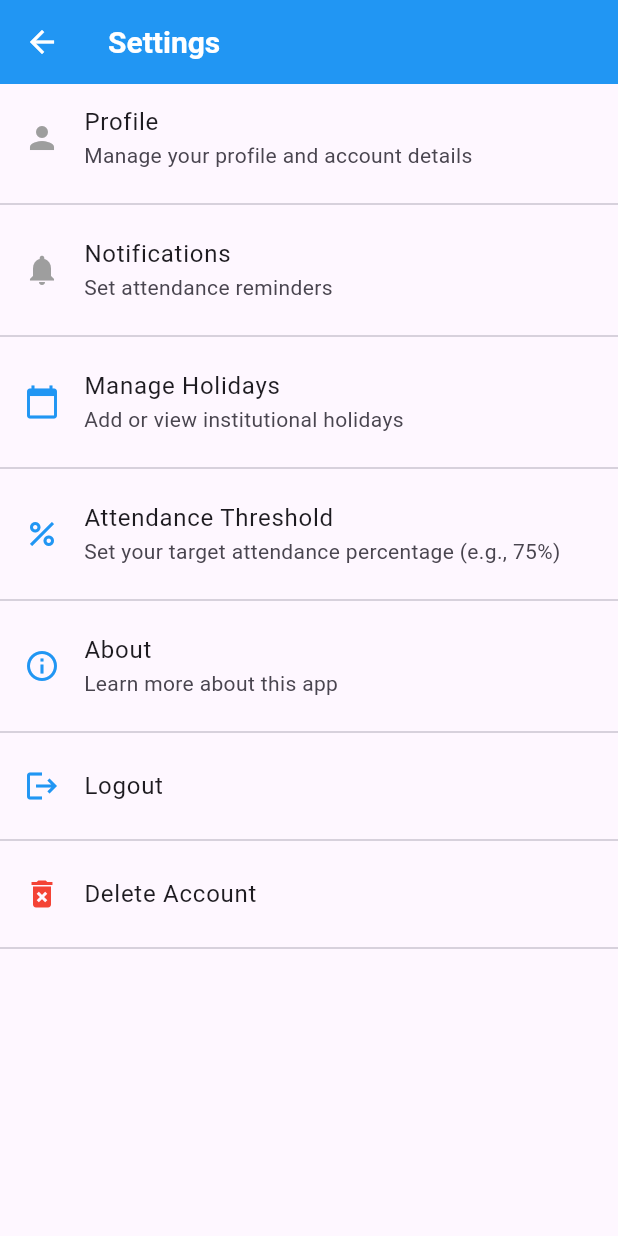
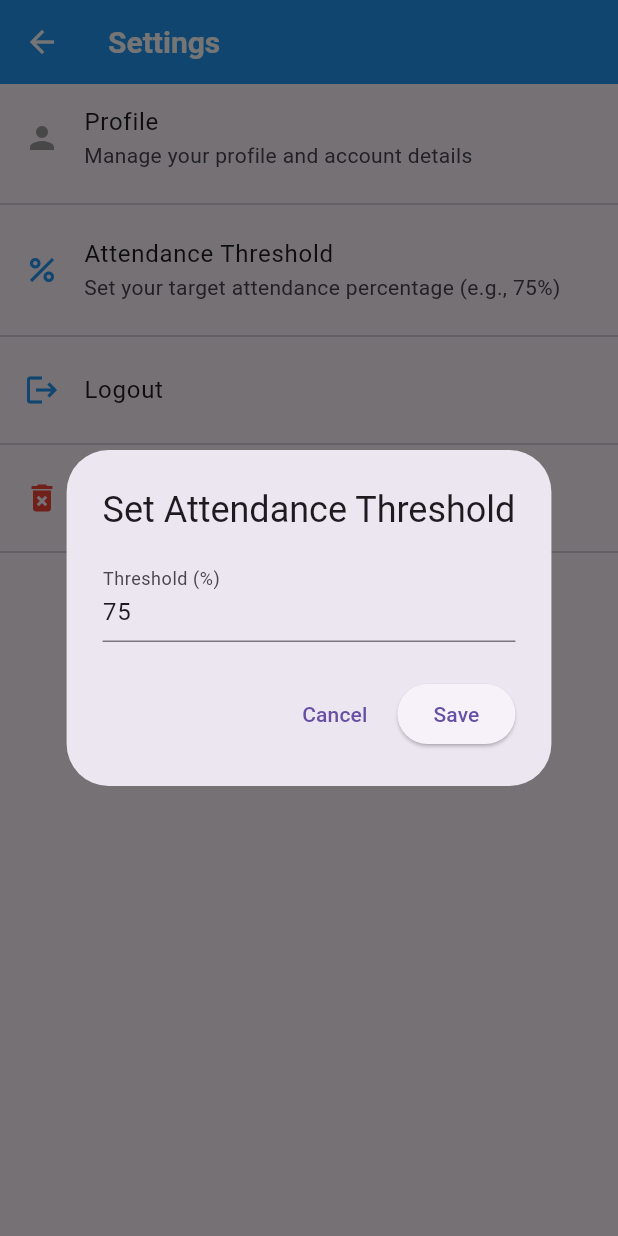
Before and after one commit to nrahil/attendence_tracker, a Flutter app: the SettingsScreen screen opened directly, after a tap on "Attendance Threshold", on a phone screen of 412 x 824 dp. Run offline on Flutter 3.47's test engine with Material 3 defaults, Android fonts, the phone set to English and light mode, and no system bars; our stand-ins replace cloud_firestore, firebase_auth, firebase_core; accounts and stored records are empty.

Commit message:
Updated settings page

```diff
--- a/lib/screens/settings_screen.dart
+++ b/lib/screens/settings_screen.dart
@@ -3,11 +3,12 @@ import 'package:firebase_auth/firebase_auth.dart';
 import 'package:cloud_firestore/cloud_firestore.dart';
 import 'package:attendence_manager/screens/auth/login_screen.dart';
 
+import 'package:attendence_manager/widgets/threshold_dialog.dart';
+
 class SettingsScreen extends StatelessWidget {
   const SettingsScreen({super.key});
 
   Future<void> _deleteAccount(BuildContext context) async {
-    // Show a confirmation dialog
     final confirmed = await showDialog<bool>(
       context: context,
       builder: (ctx) => AlertDialog(
@@ -31,7 +32,6 @@ class SettingsScreen extends StatelessWidget {
       try {
         final currentUser = FirebaseAuth.instance.currentUser;
         if (currentUser != null) {
-          // 1. Delete user's data from Firestore
           final userCourses = FirebaseFirestore.instance.collection('users').doc(currentUser.uid).collection('courses');
           final batch = FirebaseFirestore.instance.batch();
           final snapshots = await userCourses.get();
@@ -40,20 +40,16 @@ class SettingsScreen extends StatelessWidget {
           }
           await batch.commit();
 
-          // 2. Delete the user's document
           await FirebaseFirestore.instance.collection('users').doc(currentUser.uid).delete();
 
-          // 3. Delete the user from Firebase Authentication
           await currentUser.delete();
 
-          // Navigate back to login screen after successful deletion
           if (context.mounted) {
             Navigator.of(context).pushAndRemoveUntil(
               MaterialPageRoute(builder: (ctx) => LoginScreen()),
               (Route<dynamic> route) => false,
             );
           }
-
         }
       } on FirebaseAuthException catch (e) {
         if (context.mounted) {
@@ -94,39 +90,16 @@ class SettingsScreen extends StatelessWidget {
             },
           ),
           const Divider(),
-          ListTile(
-            leading: const Icon(Icons.notifications, color: Colors.grey),
-            title: const Text('Notifications'),
-            subtitle: const Text('Set attendance reminders'),
-            onTap: () {
-              // TODO: Implement a Notifications settings screen
-            },
-          ),
-          const Divider(),
-          ListTile(
-            leading: const Icon(Icons.calendar_today, color: Colors.blue),
-            title: const Text('Manage Holidays'),
-            subtitle: const Text('Add or view institutional holidays'),
-            onTap: () {
-              // TODO: Implement a screen to manage holidays
-            },
-          ),
-          const Divider(),
+
           ListTile(
             leading: const Icon(Icons.percent, color: Colors.blue),
             title: const Text('Attendance Threshold'),
             subtitle: const Text('Set your target attendance percentage (e.g., 75%)'),
             onTap: () {
-              // TODO: Implement a dialog or screen to set the threshold
-            },
-          ),
-          const Divider(),
-          ListTile(
-            leading: const Icon(Icons.info_outline, color: Colors.blue),
-            title: const Text('About'),
-            subtitle: const Text('Learn more about this app'),
-            onTap: () {
-              // TODO: Navigate to an About Us page
+              showDialog(
+                context: context,
+                builder: (ctx) => const ThresholdDialog(),
+              );
             },
           ),
           const Divider(),
--- a/lib/widgets/course_card.dart
+++ b/lib/widgets/course_card.dart
@@ -7,6 +7,7 @@ class CourseCard extends StatelessWidget {
   final VoidCallback onAttended;
   final VoidCallback onMissed;
   final VoidCallback onDetails;
+  final VoidCallback onEdit;
 
   const CourseCard({
     super.key,
@@ -15,6 +16,7 @@ class CourseCard extends StatelessWidget {
     required this.onAttended,
     required this.onMissed,
     required this.onDetails,
+    required this.onEdit,
   });
 
   @override
@@ -48,6 +50,10 @@ class CourseCard extends StatelessWidget {
               onPressed: onMissed,
             ),
             IconButton(
+              icon: const Icon(Icons.edit, color: Colors.blue),
+              onPressed: onEdit,
+            ),
+            IconButton(
               icon: const Icon(Icons.arrow_forward_ios),
               onPressed: onDetails,
             ),
--- /dev/null
+++ b/lib/widgets/threshold_dialog.dart
@@ -0,0 +1,100 @@
+import 'package:flutter/material.dart';
+import 'package:cloud_firestore/cloud_firestore.dart';
+import 'package:firebase_auth/firebase_auth.dart';
+
+class ThresholdDialog extends StatefulWidget {
+  const ThresholdDialog({super.key});
+
+  @override
+  State<ThresholdDialog> createState() => _ThresholdDialogState();
+}
+
+class _ThresholdDialogState extends State<ThresholdDialog> {
+  final _formKey = GlobalKey<FormState>();
+  int _threshold = 75;
+
+  final firestore = FirebaseFirestore.instance;
+  final currentUser = FirebaseAuth.instance.currentUser;
+
+  @override
+  void initState() {
+    super.initState();
+    _loadCurrentThreshold();
+  }
+
+  void _loadCurrentThreshold() async {
+    if (currentUser != null) {
+      final userDoc = await firestore.collection('users').doc(currentUser!.uid).get();
+      if (userDoc.exists && userDoc.data()!.containsKey('attendanceThreshold')) {
+        setState(() {
+          _threshold = userDoc.data()!['attendanceThreshold'] as int;
+        });
+      }
+    }
+  }
+
+  void _saveThreshold() async {
+    if (_formKey.currentState!.validate()) {
+      _formKey.currentState!.save();
+
+      Navigator.of(context).pop();
+
+      try {
+        if (currentUser != null) {
+          await firestore.collection('users').doc(currentUser!.uid).update({
+            'attendanceThreshold': _threshold,
+          });
+
+          if (mounted) {
+            ScaffoldMessenger.of(context).showSnackBar(
+              const SnackBar(content: Text('Threshold saved successfully!')),
+            );
+          }
+        }
+      } catch (e) {
+        if (mounted) {
+          ScaffoldMessenger.of(context).showSnackBar(
+            const SnackBar(content: Text('Failed to save threshold.')),
+          );
+        }
+      }
+    }
+  }
+
+  @override
+  Widget build(BuildContext context) {
+    return AlertDialog(
+      title: const Text('Set Attendance Threshold'),
+      content: Form(
+        key: _formKey,
+        child: Column(
+          mainAxisSize: MainAxisSize.min,
+          children: [
+            TextFormField(
+              initialValue: _threshold.toString(),
+              decoration: const InputDecoration(labelText: 'Threshold (%)'),
+              keyboardType: TextInputType.number,
+              validator: (value) {
+                if (value == null || int.tryParse(value) == null || int.tryParse(value)! < 0 || int.tryParse(value)! > 100) {
+                  return 'Enter a number between 0 and 100.';
+                }
+                return null;
+              },
+              onSaved: (value) => _threshold = int.parse(value!),
+            ),
+          ],
+        ),
+      ),
+      actions: [
+        TextButton(
+          onPressed: () => Navigator.of(context).pop(),
+          child: const Text('Cancel'),
+        ),
+        ElevatedButton(
+          onPressed: _saveThreshold,
+          child: const Text('Save'),
+        ),
+      ],
+    );
+  }
+}
```
Also changed, not shown: lib/screens/home/dashboard_screen.dart (+13 -2 lines), pubspec.yaml (line endings or trailing spaces).
